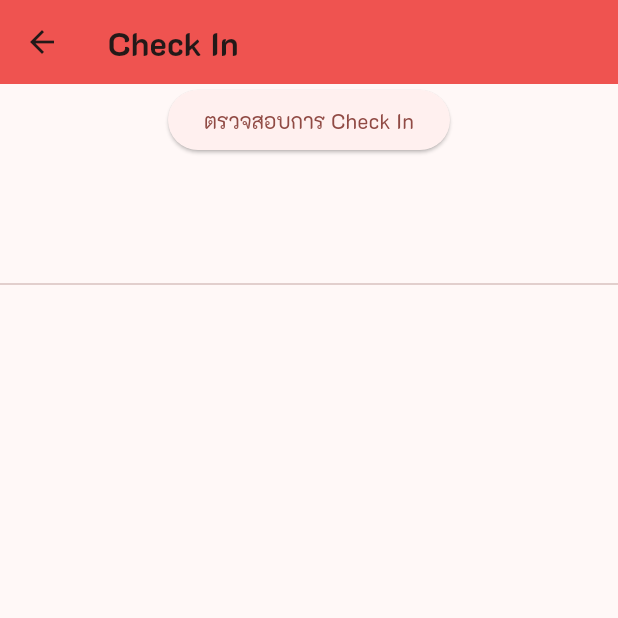
After one commit to nunumumuss/scm_pod_v1_0-main, a Flutter app: the Checkin0Screen screen opened by its route, on a phone screen of 412 x 824 dp, the top half of it. The commit adds this screen. Run offline on Flutter 3.47's test engine with Material 3 defaults, Android fonts, the phone set to English and light mode, and no system bars; our stand-ins replace flutter_form_builder, form_builder_validators, get, grouped_list, image_picker, location and 2 more; missing offline and left inert: google_mlkit_text_recognition; accounts and stored records are empty.

Commit message:
add menu check in

```diff
--- a/lib/main.dart
+++ b/lib/main.dart
@@ -2,6 +2,7 @@
 import 'package:fec_corp_app/providers/account_provider.dart';
 import 'package:fec_corp_app/screens/about_screen.dart';
 import 'package:fec_corp_app/screens/check_delivery_screen.dart';
+import 'package:fec_corp_app/screens/checkin0_screen.dart';
 import 'package:fec_corp_app/screens/checkin_screen.dart';
 import 'package:fec_corp_app/screens/confirm_screen.dart';
 import 'package:fec_corp_app/screens/fail_screen.dart';
@@ -65,6 +66,7 @@ class MyApp extends StatelessWidget {
         GetPage(name: '/about', page: () => const AboutScreen()),
         GetPage(name: '/check-delivery', page: () => const CheckDeliveryScreen()),
         GetPage(name: '/warehouse', page: () => const WarehouseScreen()),
+        GetPage(name: '/checkin0', page: () => const Checkin0Screen()),
         GetPage(name: '/checkin', page: () => const CheckinScreen()),
         GetPage(name: '/picked', page: () => const PickedScreen()),
         GetPage(name: '/loaded', page: () => const LoadedScreen()),
--- /dev/null
+++ b/lib/screens/checkin0_screen.dart
@@ -0,0 +1,239 @@
+import 'package:fec_corp_app/services/auth_service.dart';
+import 'package:flutter/material.dart';
+import 'package:location/location.dart' as l;
+import 'package:permission_handler/permission_handler.dart';
+import 'dart:math';
+import 'package:http/http.dart' as http;
+import 'dart:convert';
+
+class Checkin0Screen extends StatefulWidget {
+  const Checkin0Screen({super.key});
+
+  @override
+  State<Checkin0Screen> createState() => _Checkin0ScreenState();
+}
+
+class _Checkin0ScreenState extends State<Checkin0Screen> {
+  final authService = AuthService();
+  bool gpsEnabled = false;
+  bool permissionGranted = false;
+  l.Location location = l.Location();
+  l.LocationData? locationData;
+  String data1 = ''; // น้อยกว่า 10 km
+  String data2 = ''; // มากกว่า 10 km
+  List<dynamic> checkinData = [];
+
+  Future<List<dynamic>> getData() async {
+
+    var res = await http.get(Uri.parse('https://api.codingthailand.com/api/fec-corp/checkin?car_license=กท1'));
+
+    // print(res.body);
+
+
+    if (res.statusCode == 200) {
+      List<dynamic> data = json.decode(res.body);
+      return data;
+    } else {
+      // 400 404 401 500
+      throw Exception('เกิดข้อผิดพลาดจาก Server โปรดลองใหม่');
+    }
+  }
+
+  @override
+  void initState() {
+    checkStatus();
+    super.initState();
+  }
+
+  @override
+  Widget build(BuildContext context) {
+    return Scaffold(
+      appBar: AppBar(
+        title: const Text('Check In' ),
+        backgroundColor: Colors.red.shade400,
+      ),
+      body: Column(
+        children: [
+          Expanded(
+            child: Wrap(
+              children: [
+                // ElevatedButton(
+                //     onPressed: () {
+                //       requestEnableGps();
+                //     },
+                //     child: gpsEnabled
+                //         ? const Text('GPS เปิดแล้ว!')
+                //         : const Text('เปิดใช้งาน GPS')),
+                // ElevatedButton(
+                //     onPressed: () {
+                //       requestLocationPermission();
+                //     },
+                //     child: permissionGranted
+                //         ? const Text('ขอ Permission แล้ว!')
+                //         : const Text('ขอสิทธิ์ Location')),
+                ElevatedButton(
+                    onPressed: () async {
+                      final locationData = await location.getLocation();
+                      // print('Lat: ${locationData.latitude} Long: ${locationData.longitude}');
+
+                      final data = await getData();
+                      findClosestLocation(data, locationData.latitude!,
+                          locationData.longitude!);
+                    },
+                    child: const Text('ตรวจสอบการ Check In')),
+              ],
+            ),
+          ),
+          const Divider(),
+          data1.isNotEmpty
+              ? Expanded(
+                  flex: 5,
+                  child: Column(
+                    children: [
+                      Text(data1),
+                      const Divider(),
+                      ListView.separated(
+                          scrollDirection: Axis.vertical,
+                          shrinkWrap: true,
+                          itemBuilder: (context, index) {
+                            return ListTile(
+                              leading: Text('${checkinData[index]['ship_count']} ที่'),
+                              title: Text('ปลายทาง: ${checkinData[index]['province']}'),
+                              subtitle: Text(
+                                  'Lat: ${checkinData[index]['letitude']} Long: ${checkinData[index]['longitude']}'),
+                              trailing:
+                                  Text('ต้นทาง: ${checkinData[index]['ship_point']}'),
+                            );
+                          },
+                          separatorBuilder: (context, index) => const Divider(),
+                          itemCount: checkinData.length
+                      ),
+                      const SizedBox(height: 20),
+                      MaterialButton(
+                        onPressed: () {},
+                        color: Colors.red.shade700,
+                        textColor: Colors.white,
+                        height: 60,
+                        padding: const EdgeInsets.all(20.0),
+                        child: const Text('Check In'),
+                      ),
+                    ],
+                  ))
+              : Expanded(flex: 5, child: Text(data2)),
+        ],
+      ),
+    );
+  }
+
+  void checkStatus() async {
+    bool gpsEnabled = await Permission.location.serviceStatus.isEnabled;
+    bool permissionGranted = await Permission.locationWhenInUse.isGranted;
+    setState(() {
+      gpsEnabled = gpsEnabled;
+      permissionGranted = permissionGranted;
+    });
+  }
+
+  void requestEnableGps() async {
+    if (gpsEnabled) {
+      print('Gps เปิดอยู่');
+    } else {
+      bool isGpsActive = await location.requestService();
+      if (!isGpsActive) {
+        setState(() {
+          gpsEnabled = false;
+        });
+        print('ผู้ใช้ไม่ได้เปิด GPS');
+      } else {
+        print('เปิดใช้ permission gps ให้กับผู้ใช้');
+        setState(() {
+          gpsEnabled = true;
+        });
+      }
+    }
+  }
+
+  void requestLocationPermission() async {
+    var permissionStatus = await Permission.locationWhenInUse.request();
+    if (permissionStatus.isGranted) {
+      setState(() {
+        permissionGranted = true;
+      });
+    } else {
+      setState(() {
+        permissionGranted = false;
+      });
+    }
+  }
+
+// หาระยะทาง (km) ระหว่างจุดสองจุด
+  double calculateDistance(double startLatitude, double startLongitude,
+      double endLatitude, double endLongitude) {
+    const double earthRadiusKm = 6371.0; // Radius of the Earth in kilometers
+
+    double startLatitudeRad = startLatitude * (pi / 180);
+    double startLongitudeRad = startLongitude * (pi / 180);
+    double endLatitudeRad = endLatitude * (pi / 180);
+    double endLongitudeRad = endLongitude * (pi / 180);
+
+    double dLat = endLatitudeRad - startLatitudeRad;
+    double dLon = endLongitudeRad - startLongitudeRad;
+
+    double a = sin(dLat / 2) * sin(dLat / 2) +
+        cos(startLatitudeRad) *
+            cos(endLatitudeRad) *
+            sin(dLon / 2) *
+            sin(dLon / 2);
+
+    double c = 2 * atan2(sqrt(a), sqrt(1 - a));
+
+    double distance = earthRadiusKm * c;
+
+    return distance; // Distance in kilometers
+  }
+
+// หากจังหวัดที่ใกล้ที่สุด เทียบกับพิกัดรถ
+  void findClosestLocation(
+      List<dynamic> data, double userLatitude, double userLongitude) {
+    double closestDistance = double.infinity;
+    Map<String, dynamic>? closestLocation;
+
+    for (var location in data) {
+      double locationLatitude = double.parse(location['letitude']);
+      double locationLongitude = double.parse(location['longitude']);
+
+      double distance = calculateDistance(
+          userLatitude, userLongitude, locationLatitude, locationLongitude);
+
+      if (distance < closestDistance) {
+        closestDistance = distance;
+        closestLocation = location;
+      }
+    }
+
+    if (closestLocation != null) {
+      // print(
+      //     'กำลังเดินทางจาก: ${closestLocation['ship_point']} ไปยัง ${closestLocation['province']}');
+      // print(
+      //     'เหลือระยะทางประมาณ: ${closestDistance.toStringAsFixed(2)} กิโลเมตรก่อนถึงปลายทาง');
+      if (closestDistance <= 10) {
+        data1 = "";
+        setState(() {
+          checkinData = data;
+          data2 = "";
+          data1 =
+              "กำลังเดินทางจาก: ${closestLocation!['ship_point']} ไปยัง ${closestLocation['province']} เหลือระยะทางประมาณ: ${closestDistance.toStringAsFixed(2)} กิโลเมตรก่อนถึงปลายทาง เช็คอินได้แล้ว!";
+        });
+      } else {
+        data2 = "";
+        setState(() {
+          data1 = "";
+          data2 =
+              "กำลังเดินทางจาก: ${closestLocation!['ship_point']} ไปยัง ${closestLocation['province']} เหลือระยะทางประมาณ: ${closestDistance.toStringAsFixed(2)} กิโลเมตรก่อนถึงปลายทาง ยัง checkin ไม่ได้";
+        });
+      }
+    } else {
+      print('No locations found.');
+    }
+  }
+} // end of class
```
Also changed, not shown: lib/screens/checkin_screen.dart (+187 -182 lines).
